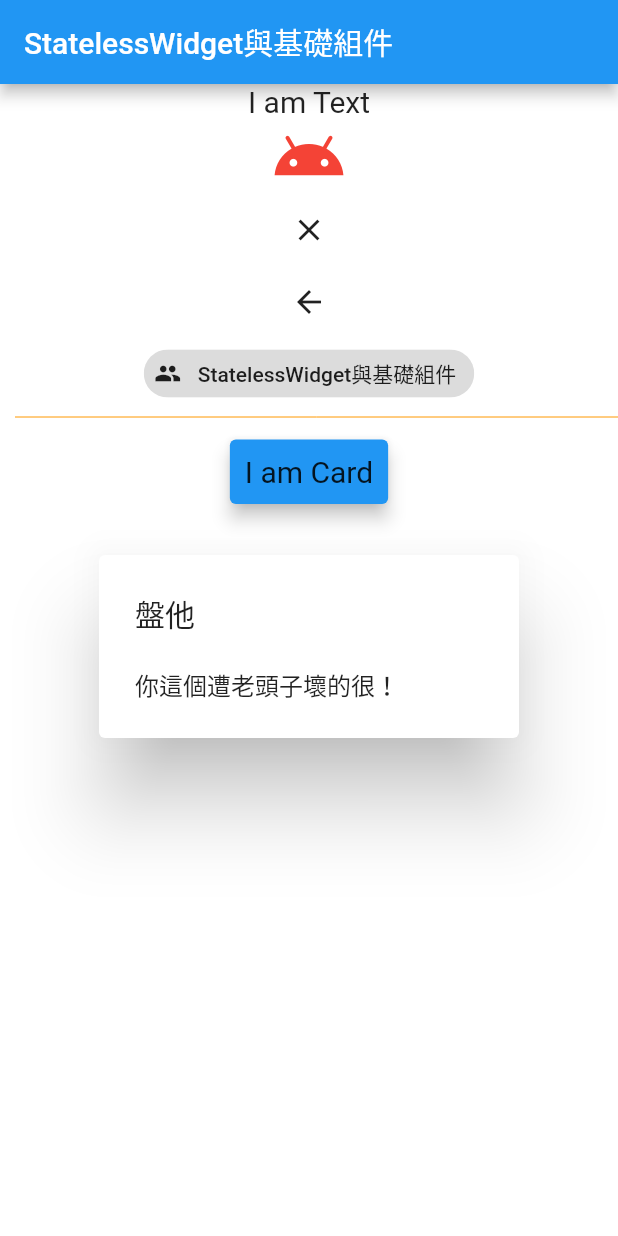
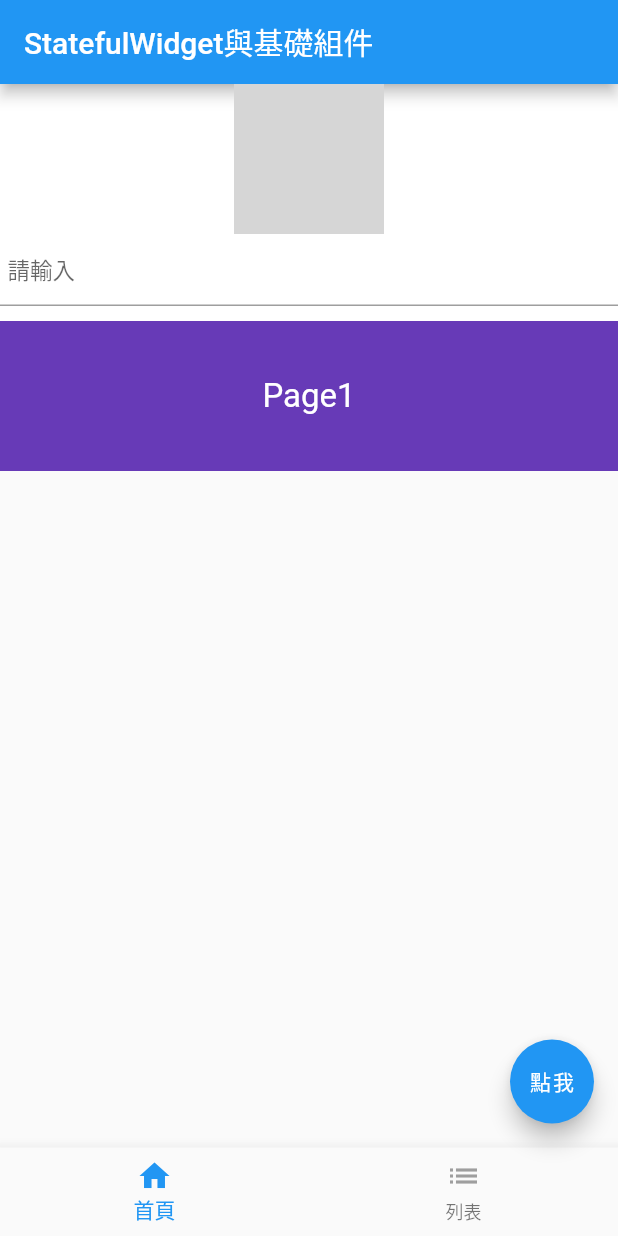
Before and after one commit to frank575/pp, a Flutter app: the screen it shows after launch, on a phone screen of 412 x 824 dp. Run offline on Flutter 3.47's test engine with Material 2 defaults, Android fonts, the light colour scheme and no system bars; network calls fail; grey boxes are pictures that could not be loaded.

Commit message:
feat(flutter_app): StatefulWidget與基礎組件

```diff
--- a/dart/flutter_app/lib/main.dart
+++ b/dart/flutter_app/lib/main.dart
@@ -1,7 +1,8 @@
 import 'package:flutter/material.dart';
 import 'package:flutter_app/less_group_page.dart';
+import 'package:flutter_app/stateful_group_page.dart';
 
-void main() => runApp(LessGroupPage());
+void main() => runApp(StatefulGroup());
 
 class MyApp extends StatelessWidget {
   // This widget is the root of your application.
--- /dev/null
+++ b/dart/flutter_app/lib/stateful_group_page.dart
@@ -0,0 +1,101 @@
+import 'package:flutter/cupertino.dart';
+import 'package:flutter/material.dart';
+
+class StatefulGroup extends StatefulWidget {
+  @override
+  State<StatefulWidget> createState() => _StatefulGroupState();
+}
+
+// StatefulWidget與基礎組件
+class _StatefulGroupState extends State<StatefulGroup> {
+  var _currentIndex = 0;
+
+  Future<Null> _onRefresh() async {
+    // Dart的timeout語法
+    await Future.delayed(Duration(microseconds: 200));
+    return null;
+  }
+
+  @override
+  Widget build(BuildContext context) {
+    var textStyle = TextStyle(fontSize: 20);
+    return MaterialApp(
+        title: 'StatefulWidget與基礎組件',
+        theme: ThemeData(
+          primarySwatch: Colors.blue,
+        ),
+        home: Scaffold(
+            appBar: AppBar(title: Text('StatefulWidget與基礎組件')),
+            // 至少要有兩個item
+            bottomNavigationBar: BottomNavigationBar(
+                currentIndex: _currentIndex,
+                onTap: (index) {
+                  setState(() {
+                    _currentIndex = index;
+                  });
+                },
+                items: [
+                  BottomNavigationBarItem(
+                      icon: Icon(Icons.home, color: Colors.grey),
+                      activeIcon: Icon(Icons.home, color: Colors.blue),
+                      label: '首頁'),
+                  BottomNavigationBarItem(
+                      icon: Icon(Icons.list, color: Colors.grey),
+                      activeIcon: Icon(Icons.list, color: Colors.blue),
+                      label: '列表'),
+                ]),
+            floatingActionButton:
+                FloatingActionButton(onPressed: null, child: Text('點我')),
+            body: _currentIndex == 0
+                ?
+                // RefreshIndicator 必須配合列表(ListView)使用
+                RefreshIndicator(
+                    child: ListView(
+                      children: [
+                        Container(
+                          decoration: BoxDecoration(color: Colors.white),
+                          alignment: Alignment.center,
+                          child: Column(
+                            children: [
+                              Image.network(
+                                'https://onepage.nownews.com/sites/default/files/styles/crop_thematic_mobile_banner_img/public/2020-11/%E5%90%89%E5%A8%83%E5%A8%83MB.jpg?h=5e9d654c&itok=X1smr_M_',
+                                width: 100,
+                                height: 100,
+                              ),
+                              TextField(
+                                decoration: InputDecoration(
+                                    contentPadding:
+                                        EdgeInsets.fromLTRB(5, 0, 0, 0),
+                                    hintText: '請輸入',
+                                    hintStyle: TextStyle(fontSize: 15)),
+                              ),
+                              Container(
+                                height: 100,
+                                margin: EdgeInsets.only(top: 10),
+                                decoration: BoxDecoration(
+                                    color: Colors.lightBlueAccent),
+                                child: PageView(
+                                  children: [
+                                    _item('Page1', Colors.deepPurple),
+                                    _item('Page2', Colors.green),
+                                    _item('Page3', Colors.red)
+                                  ],
+                                ),
+                              )
+                            ],
+                          ),
+                        )
+                      ],
+                    ),
+                    onRefresh: _onRefresh)
+                : Text('列表')));
+  }
+
+  _item(String title, Color color) {
+    return Container(
+      alignment: Alignment.center,
+      decoration: BoxDecoration(color: color),
+      child: Text(title, style: TextStyle(fontSize: 22, color: Colors.white)),
+    );
+  }
+}
```
